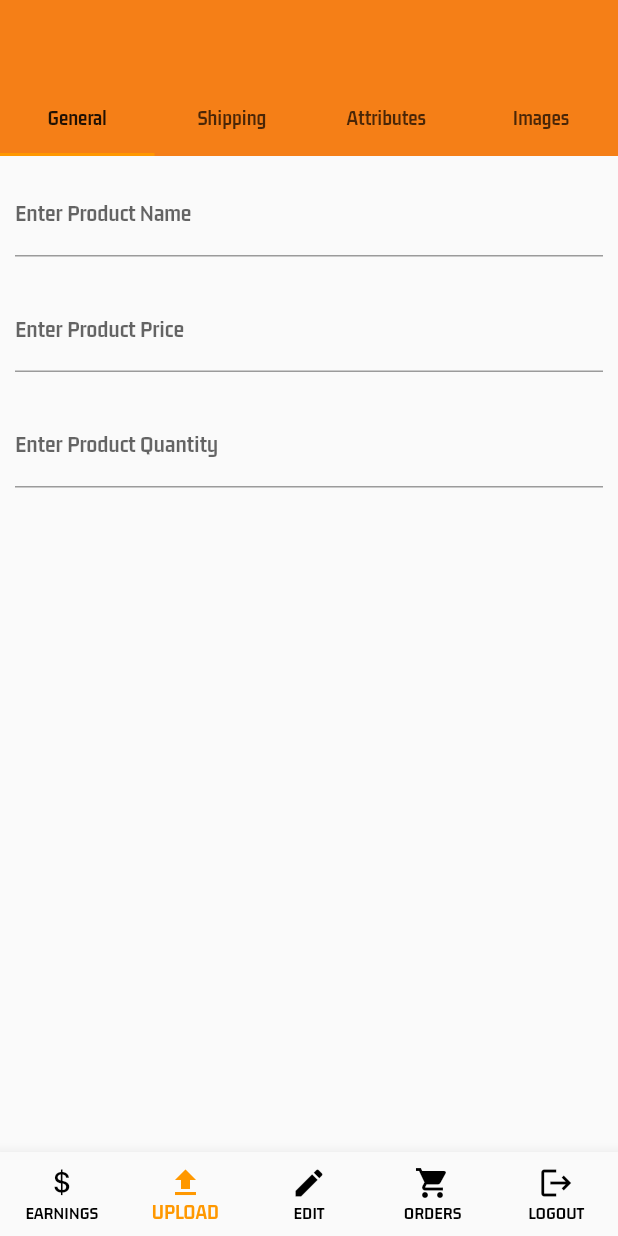
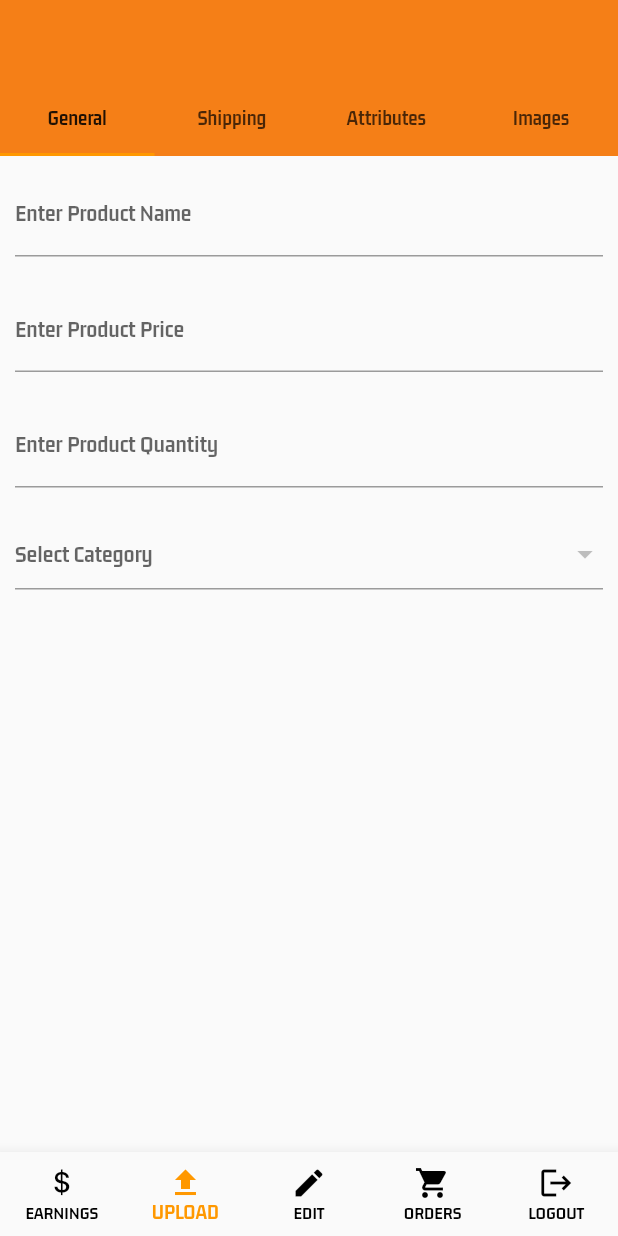
Before and after one commit to tdskrn/marques_construcao2, a Flutter app: the screen it shows after launch, item 2 of the bottom bar chosen, on a phone screen of 412 x 824 dp. Run offline on Flutter 3.47's test engine with Material 2 defaults, Android fonts, the light colour scheme and no system bars; our stand-ins replace cached_network_image, cloud_firestore, firebase_auth, firebase_core, firebase_storage, flutter_easyloading and 3 more; missing offline and left inert: country_state_city_picker, flutterfire_ui; accounts and stored records are empty; generated files the repository leaves out were written again; Roboto replaces fonts that are missing (Brand-Bold).

Commit message:
finish 21/04/2023

```diff
--- a/lib/vendor/views/screens/upload_tab_screens/general_screen.dart
+++ b/lib/vendor/views/screens/upload_tab_screens/general_screen.dart
@@ -27,10 +27,17 @@ class _GeneralScreenState extends State<GeneralScreen> {
   }
 
   @override
+  void initState() {
+    getCategories();
+    super.initState();
+  }
+
+  @override
   Widget build(BuildContext context) {
     return Scaffold(
       body: Padding(
         padding: const EdgeInsets.all(10.0),
+        child: SingleChildScrollView(
           child: Column(
             children: <Widget>[
               TextFormField(
@@ -54,7 +61,21 @@ class _GeneralScreenState extends State<GeneralScreen> {
                   labelText: "Enter Product Quantity",
                 ),
               ),
+              SizedBox(
+                height: 20,
+              ),
+              DropdownButtonFormField(
+                hint: Text('Select Category'),
+                items: _categories.map<DropdownMenuItem<String>>((e) {
+                  return DropdownMenuItem(
+                    value: e,
+                    child: Text(e),
+                  );
+                }).toList(),
+                onChanged: (value) {},
+              )
             ],
+          ),
         ),
       ),
     );
```
Lines whose indentation alone changed are shown as unchanged.
